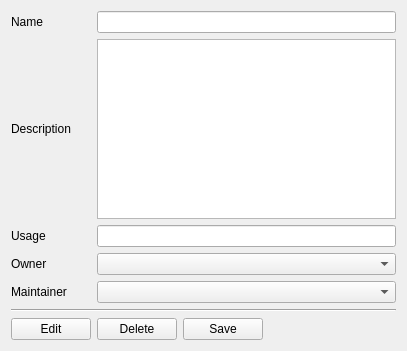
This is hamster/ItemPropertiesWidget.ui in openlab-aux/hamster as Qt 5 draws it before an edit. The edited form follows.
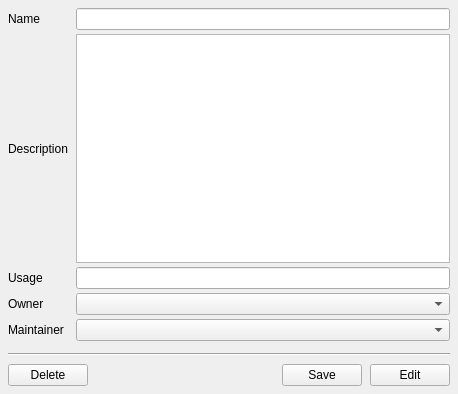
This is the edited form.

Commit message: Split up ItemProperties ui layout into Grid- & Horizontal-Layout.

```diff
--- a/hamster/ItemPropertiesWidget.ui
+++ b/hamster/ItemPropertiesWidget.ui
@@ -6,18 +6,42 @@
    <rect>
     <x>0</x>
     <y>0</y>
-    <width>407</width>
-    <height>351</height>
+    <width>458</width>
+    <height>394</height>
    </rect>
   </property>
   <property name="windowTitle">
    <string>Form</string>
   </property>
+  <layout class="QVBoxLayout" name="verticalLayout">
+   <property name="spacing">
+    <number>8</number>
+   </property>
+   <property name="margin">
+    <number>8</number>
+   </property>
+   <item>
   <layout class="QGridLayout" name="gridLayout">
-   <item row="2" column="0">
-    <widget class="QLabel" name="usage_label">
+     <property name="bottomMargin">
+      <number>4</number>
+     </property>
+     <property name="horizontalSpacing">
+      <number>8</number>
+     </property>
+     <property name="verticalSpacing">
+      <number>4</number>
+     </property>
+     <item row="0" column="0">
+      <widget class="QLabel" name="name_label">
      <property name="text">
-      <string>Usage</string>
+        <string>Name</string>
+       </property>
+      </widget>
+     </item>
+     <item row="0" column="1">
+      <widget class="QLineEdit" name="name_lineEdit">
+       <property name="readOnly">
+        <bool>true</bool>
      </property>
     </widget>
    </item>
@@ -28,46 +52,27 @@
      </property>
     </widget>
    </item>
-   <item row="1" column="1" colspan="3">
+     <item row="1" column="1">
     <widget class="QTextEdit" name="description_textEdit">
      <property name="readOnly">
       <bool>true</bool>
      </property>
     </widget>
    </item>
-   <item row="2" column="1" colspan="3">
+     <item row="2" column="0">
+      <widget class="QLabel" name="usage_label">
+       <property name="text">
+        <string>Usage</string>
+       </property>
+      </widget>
+     </item>
+     <item row="2" column="1">
     <widget class="QLineEdit" name="usage_lineEdit">
      <property name="readOnly">
       <bool>true</bool>
      </property>
     </widget>
    </item>
-   <item row="3" column="1" colspan="3">
-    <widget class="QComboBox" name="owner_comboBox"/>
-   </item>
-   <item row="4" column="1" colspan="3">
-    <widget class="QComboBox" name="maintainer_comboBox"/>
-   </item>
-   <item row="6" column="3">
-    <spacer name="horizontalSpacer">
-     <property name="orientation">
-      <enum>Qt::Horizontal</enum>
-     </property>
-     <property name="sizeHint" stdset="0">
-      <size>
-       <width>113</width>
-       <height>20</height>
-      </size>
-     </property>
-    </spacer>
-   </item>
-   <item row="0" column="0">
-    <widget class="QLabel" name="name_label">
-     <property name="text">
-      <string>Name</string>
-     </property>
-    </widget>
-   </item>
    <item row="3" column="0">
     <widget class="QLabel" name="owner_label">
      <property name="text">
@@ -75,6 +80,9 @@
      </property>
     </widget>
    </item>
+     <item row="3" column="1">
+      <widget class="QComboBox" name="owner_comboBox"/>
+     </item>
    <item row="4" column="0">
     <widget class="QLabel" name="maintainer_label">
      <property name="text">
@@ -82,14 +90,24 @@
      </property>
     </widget>
    </item>
-   <item row="6" column="0">
-    <widget class="QPushButton" name="edit_button">
-     <property name="text">
-      <string>Edit</string>
+     <item row="4" column="1">
+      <widget class="QComboBox" name="maintainer_comboBox"/>
+     </item>
+    </layout>
+   </item>
+   <item>
+    <widget class="Line" name="line">
+     <property name="orientation">
+      <enum>Qt::Horizontal</enum>
      </property>
     </widget>
    </item>
-   <item row="6" column="1">
+   <item>
+    <layout class="QHBoxLayout" name="horizontalLayout">
+     <property name="margin">
+      <number>0</number>
+     </property>
+     <item>
     <widget class="QPushButton" name="delete_button">
      <property name="styleSheet">
       <string notr="true"/>
@@ -99,7 +117,20 @@
      </property>
     </widget>
    </item>
-   <item row="6" column="2">
+     <item>
+      <spacer name="horizontalSpacer">
+       <property name="orientation">
+        <enum>Qt::Horizontal</enum>
+       </property>
+       <property name="sizeHint" stdset="0">
+        <size>
+         <width>113</width>
+         <height>20</height>
+        </size>
+       </property>
+      </spacer>
+     </item>
+     <item>
     <widget class="QPushButton" name="save_button">
      <property name="enabled">
       <bool>true</bool>
@@ -109,19 +140,14 @@
      </property>
     </widget>
    </item>
-   <item row="0" column="1" colspan="3">
-    <widget class="QLineEdit" name="name_lineEdit">
-     <property name="readOnly">
-      <bool>true</bool>
+     <item>
+      <widget class="QPushButton" name="edit_button">
+       <property name="text">
+        <string>Edit</string>
      </property>
     </widget>
    </item>
-   <item row="5" column="0" colspan="4">
-    <widget class="Line" name="line">
-     <property name="orientation">
-      <enum>Qt::Horizontal</enum>
-     </property>
-    </widget>
+    </layout>
    </item>
   </layout>
  </widget>
```
Left out of the diff: 2 changed lines with no effect on the pictures. Lines whose indentation alone changed are shown as unchanged.
